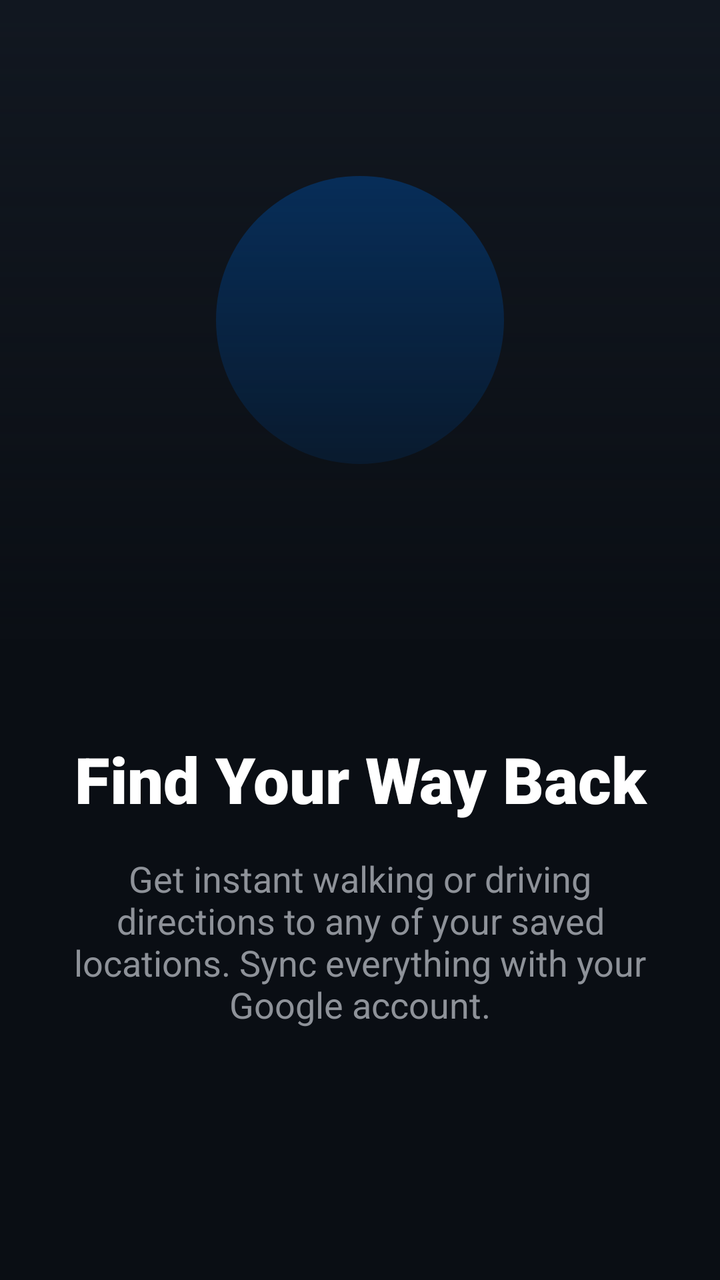
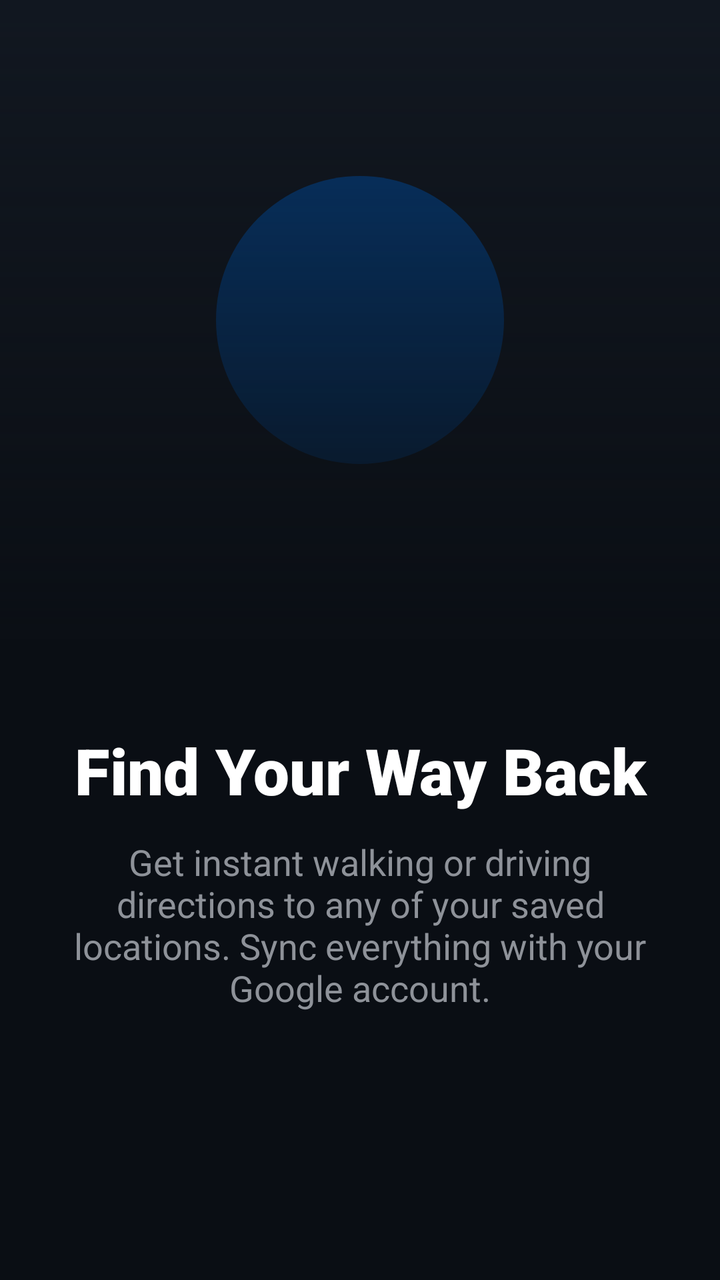

Before-and-after screenshots of an Android layout around one commit, followed by the original layout XML and the change that was made.
<!-- AndroidManifest.xml: application theme Theme.WhereIsMyCar -->
<!-- res/layout/item_onboarding_3.xml -->
<androidx.constraintlayout.widget.ConstraintLayout
    xmlns:android="http://schemas.android.com/apk/res/android"
    xmlns:app="http://schemas.android.com/apk/res-auto"
    android:layout_width="match_parent"
    android:layout_height="match_parent"
    android:background="#0A0E14">

    <ImageView
        android:id="@+id/onboarding_image"
        android:layout_width="match_parent"
        android:layout_height="0dp"
        android:contentDescription="@string/todo"
        android:src="@drawable/img_onboarding_3"
        android:scaleType="centerCrop"
        android:alpha="0.4"
        app:layout_constraintHeight_percent="0.5"
        app:layout_constraintTop_toTopOf="parent" />

    <View
        android:layout_width="match_parent"
        android:layout_height="0dp"
        android:background="@drawable/bg_gradient_fade"
        app:layout_constraintTop_toTopOf="@id/onboarding_image"
        app:layout_constraintBottom_toBottomOf="@id/onboarding_image" />

    <TextView
        android:id="@+id/onboarding_text"
        android:layout_width="0dp"
        android:layout_height="wrap_content"
        android:layout_marginHorizontal="32dp"
        android:layout_marginTop="48dp"
        android:text="@string/onboarding_title_3"
        android:textColor="#FFFFFF"
        android:textSize="32sp"
        android:fontFamily="sans-serif-black"
        android:gravity="center"
        app:layout_constraintTop_toBottomOf="@id/onboarding_image"
        app:layout_constraintStart_toStartOf="parent"
        app:layout_constraintEnd_toEndOf="parent" />

    <TextView
        android:id="@+id/onboarding_description"
        android:layout_width="0dp"
        android:layout_height="wrap_content"
        android:layout_marginHorizontal="32dp"
        android:layout_marginTop="16dp"
        android:text="@string/onboarding_description_3"
        android:textColor="#8E9299"
        android:textSize="18sp"
        android:gravity="center"
        app:layout_constraintTop_toBottomOf="@id/onboarding_text"
        app:layout_constraintStart_toStartOf="parent"
        app:layout_constraintEnd_toEndOf="parent" />

</androidx.constraintlayout.widget.ConstraintLayout>
<!-- resources referenced by this layout -->
<resources>
  <!-- drawable bg_gradient_fade (drawable) -->
  <shape xmlns:android="http://schemas.android.com/apk/res/android">
      <gradient
          android:angle="270"
          android:endColor="@color/bg_dark"
          android:startColor="@android:color/transparent" />
  </shape>
  <!-- drawable img_onboarding_3 (drawable) -->
  <vector xmlns:android="http://schemas.android.com/apk/res/android"
      android:width="200dp"
      android:height="200dp"
      android:viewportWidth="200"
      android:viewportHeight="200">
      <path
          android:fillColor="#1C2633"
          android:pathData="M0,0h200v200h-200z"/>
      <path
          android:fillColor="#007AFF"
          android:pathData="M100,100m-40,0a40,40 0,1 1,80 0a40,40 0,1 1,-80 0"/>
  </vector>
  <string name="onboarding_description_3">Get instant walking or driving directions to any of your saved locations. Sync everything with your Google account.</string>
  <string name="onboarding_title_3">Find Your Way Back</string>
  <string name="todo">TODO</string>
  <style name="Theme.WhereIsMyCar" parent="Base.Theme.WhereIsMyCar" />
  <color name="bg_dark">#0A0E14</color>
  <style name="Base.Theme.WhereIsMyCar" parent="Theme.Material3.DayNight.NoActionBar">
          
          
      </style>
</resources>

<!-- the commit's change to res/layout/item_onboarding_3.xml (unified diff, before → after) -->
@@ -1,3 +1,4 @@
+<?xml version="1.0" encoding="utf-8"?>
 <androidx.constraintlayout.widget.ConstraintLayout
     xmlns:android="http://schemas.android.com/apk/res/android"
     xmlns:app="http://schemas.android.com/apk/res-auto"
@@ -34,6 +35,7 @@
         android:textSize="32sp"
         android:fontFamily="sans-serif-black"
         android:gravity="center"
+        android:includeFontPadding="false"
         app:layout_constraintTop_toBottomOf="@id/onboarding_image"
         app:layout_constraintStart_toStartOf="parent"
         app:layout_constraintEnd_toEndOf="parent" />
@@ -48,6 +50,7 @@
         android:textColor="#8E9299"
         android:textSize="18sp"
         android:gravity="center"
+        android:includeFontPadding="false"
         app:layout_constraintTop_toBottomOf="@id/onboarding_text"
         app:layout_constraintStart_toStartOf="parent"
         app:layout_constraintEnd_toEndOf="parent" />
